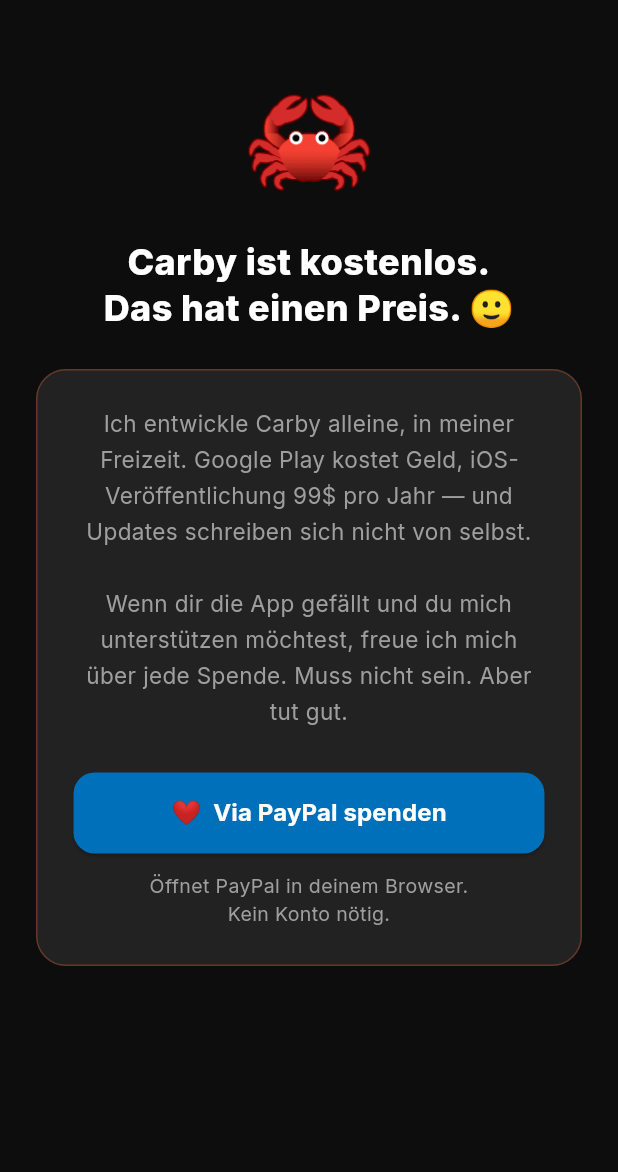
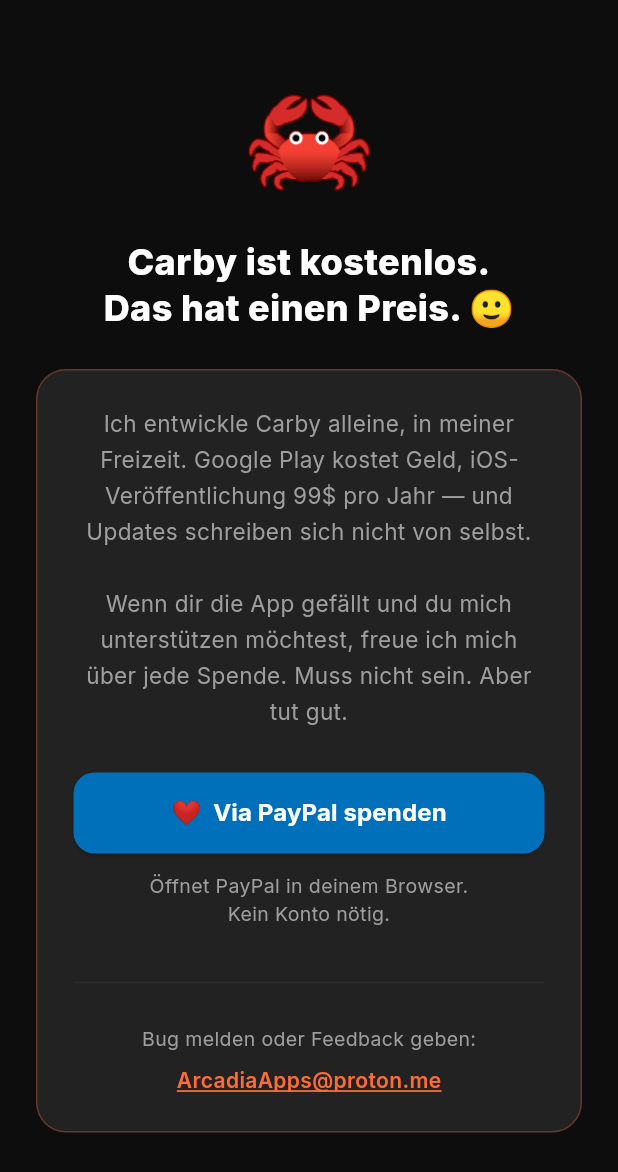
Before and after one commit to MiharaArcadia/ClaudeFinal, a Flutter app: the SupportScreen screen opened directly, on a phone screen of 412 x 824 dp. Shown: the top 1172 px of the screen. Run offline on Flutter 3.47's test engine with Material 3 defaults, Android fonts, the phone set to English and light mode, and no system bars; our stand-ins replace cloud_firestore, firebase_auth, firebase_core, fl_chart, google_fonts, shared_preferences and 1 more; missing offline and left inert: window_manager; accounts and stored records are empty; network calls fail.

Commit message:
Add release polish: Impressum, contact email, version display
- docs/impressum.html: new legal notice page (§ 5 TMG, required for German apps)
- Website footer: Impressum link, copyright year 2025
- privacy-policy.html: link to Impressum
- Flutter & Electron support screen: contact email mailto link for bug reports
- Flutter profile screen: version number "Carby v1.0.0" at bottom
- Electron support screen: contact email + version string

Co-Authored-By: Claude Sonnet 4.6 <noreply@anthropic.com>
Claude-Session: https://claude.ai/code/session_01UYW9zVvpuAALft1jgJ8SnH

```diff
--- a/lib/screens/support_screen.dart
+++ b/lib/screens/support_screen.dart
@@ -87,6 +87,33 @@ class SupportScreen extends StatelessWidget {
                         fontSize: 13,
                       ),
                     ),
+                    const SizedBox(height: 28),
+                    const Divider(color: Color(0xFF2A2A2A)),
+                    const SizedBox(height: 20),
+                    Text(
+                      'Bug melden oder Feedback geben:',
+                      style: GoogleFonts.inter(
+                        color: AppColors.textSecondary,
+                        fontSize: 13,
+                      ),
+                    ),
+                    const SizedBox(height: 8),
+                    GestureDetector(
+                      onTap: () async {
+                        final uri = Uri.parse('mailto:ArcadiaApps@proton.me?subject=Carby%20Feedback');
+                        if (await canLaunchUrl(uri)) launchUrl(uri);
+                      },
+                      child: Text(
+                        'ArcadiaApps@proton.me',
+                        style: GoogleFonts.inter(
+                          color: AppColors.orange,
+                          fontSize: 14,
+                          fontWeight: FontWeight.w600,
+                          decoration: TextDecoration.underline,
+                          decorationColor: AppColors.orange,
+                        ),
+                      ),
+                    ),
                   ],
                 ),
               ),
```
Also changed, not shown: lib/screens/profile_screen.dart (+8 -0 lines), 4 other files.
